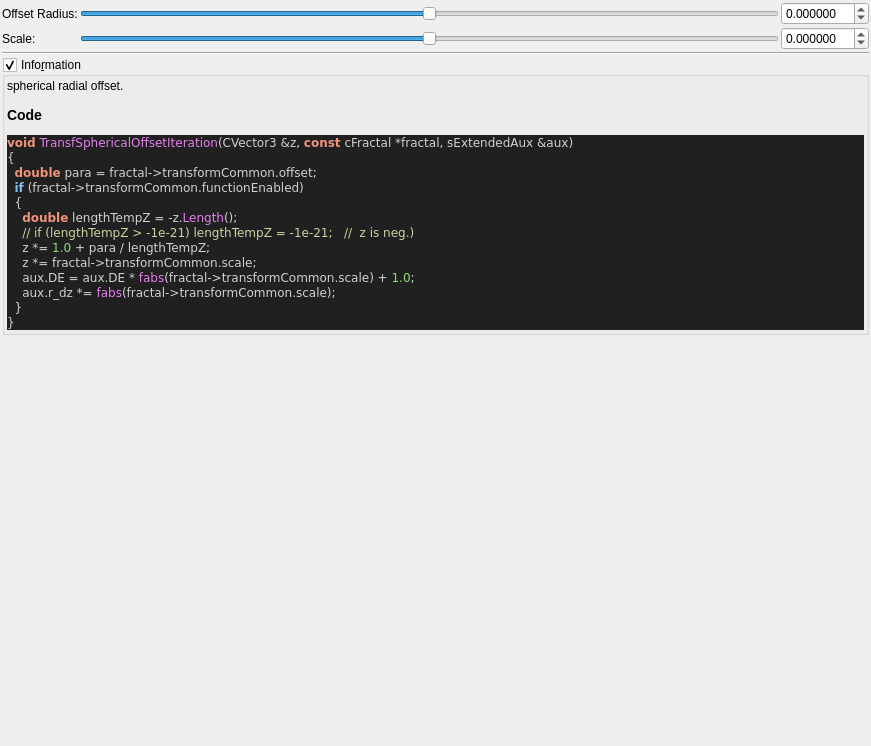
Old version of the form mandelbulber2/qt_data/fractal_transf_spherical_offset.ui in the repository buddhi1980/mandelbulber2.
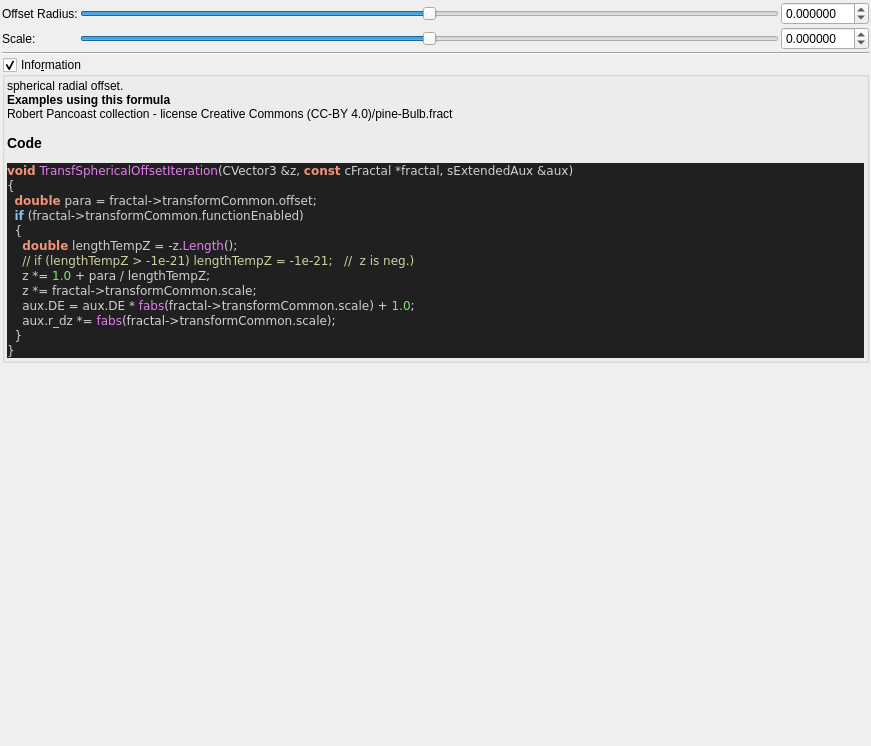
New version of the form. Custom widgets are drawn as their Qt base class.

Commit message: populateUiInformation - mostly example usage to ui files

What changed in the file:
```diff
--- a/mandelbulber2/qt_data/fractal_transf_spherical_offset.ui
+++ b/mandelbulber2/qt_data/fractal_transf_spherical_offset.ui
@@ -195,7 +195,7 @@
         <property name="text">
          <string notr="true">&lt;p&gt;spherical radial offset.&lt;/p&gt;&lt;table&gt;
 &lt;/table&gt;
-&lt;h3&gt;Code&lt;/h3&gt;
+&lt;br&gt;&lt;b&gt;Examples using this formula&lt;/b&gt;&lt;br&gt;Robert Pancoast collection - license Creative Commons (CC-BY 4.0)/pine-Bulb.fract&lt;h3&gt;Code&lt;/h3&gt;
 &lt;body style=&quot;background-color:#202020&quot;&gt;
 &lt;pre style=&quot;color:#d0d0d0; background-color:#202020;  font-family:'Courier New',monospace;&quot;&gt;&lt;span style=&quot;color:#f09479; font-weight:bold&quot;&gt;void&lt;/span&gt; &lt;span style=&quot;color:#e47eed&quot;&gt;TransfSphericalOffsetIteration&lt;/span&gt;&lt;span style=&quot;color:#d0d0d0&quot;&gt;(&lt;/span&gt;CVector3 &lt;span style=&quot;color:#d0d0d0&quot;&gt;&amp;amp;&lt;/span&gt;z&lt;span style=&quot;color:#d0d0d0&quot;&gt;,&lt;/span&gt; &lt;span style=&quot;color:#f09479; font-weight:bold&quot;&gt;const&lt;/span&gt; cFractal &lt;span style=&quot;color:#d0d0d0&quot;&gt;*&lt;/span&gt;fractal&lt;span style=&quot;color:#d0d0d0&quot;&gt;,&lt;/span&gt; sExtendedAux &lt;span style=&quot;color:#d0d0d0&quot;&gt;&amp;amp;&lt;/span&gt;aux&lt;span style=&quot;color:#d0d0d0&quot;&gt;)&lt;/span&gt;
 &lt;span style=&quot;color:#d0d0d0&quot;&gt;{&lt;/span&gt;
```
The commit also changes 57 other files.
